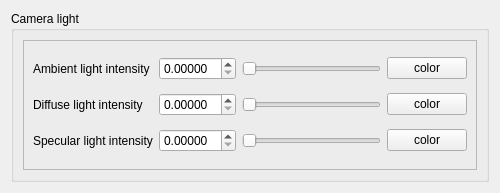
This is iraspa/iraspagui/cameralightsform.ui in iRASPA/iRASPA-QT as Qt 5 draws it before an edit. The edited form follows.
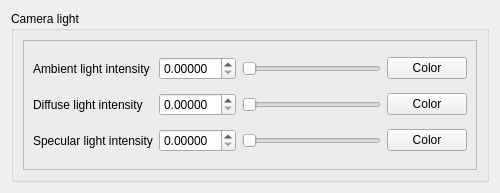
This is the edited form. Custom widgets are drawn as their Qt base class.

Diff of the .ui file:
```diff
--- a/iraspa/iraspagui/cameralightsform.ui
+++ b/iraspa/iraspagui/cameralightsform.ui
@@ -62,14 +62,14 @@
            <item row="2" column="3">
             <widget class="SelectColorButton" name="specularLightPushButton">
              <property name="text">
-              <string>color</string>
+              <string>Color</string>
              </property>
             </widget>
            </item>
            <item row="1" column="3">
             <widget class="SelectColorButton" name="diffuseLightPushButton">
              <property name="text">
-              <string>color</string>
+              <string>Color</string>
              </property>
             </widget>
            </item>
@@ -83,7 +83,7 @@
            <item row="0" column="3">
             <widget class="SelectColorButton" name="ambientLightPushButton">
              <property name="text">
-              <string>color</string>
+              <string>Color</string>
              </property>
             </widget>
            </item>
```
